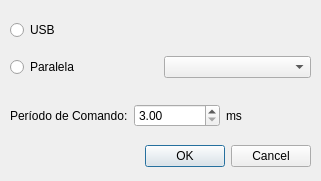
This is Source/ui/formconnection.ui in rafaelppires/weldway as Qt 5 draws it before an edit. The edited form follows.
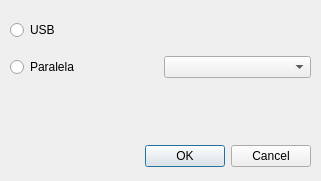
This is the edited form.

```diff
--- a/Source/ui/formconnection.ui
+++ b/Source/ui/formconnection.ui
@@ -29,42 +29,6 @@
     <set>QDialogButtonBox::Cancel|QDialogButtonBox::Ok</set>
    </property>
   </widget>
-  <widget class="QWidget" name="horizontalLayoutWidget">
-   <property name="geometry">
-    <rect>
-     <x>10</x>
-     <y>100</y>
-     <width>301</width>
-     <height>31</height>
-    </rect>
-   </property>
-   <layout class="QHBoxLayout" name="horizontalLayout">
-    <item>
-     <widget class="QLabel" name="label">
-      <property name="text">
-       <string>Período de Comando:</string>
-      </property>
-     </widget>
-    </item>
-    <item>
-     <widget class="QDoubleSpinBox" name="doubleSpinBox">
-      <property name="minimum">
-       <double>3.000000000000000</double>
-      </property>
-      <property name="maximum">
-       <double>30.000000000000000</double>
-      </property>
-     </widget>
-    </item>
-    <item>
-     <widget class="QLabel" name="label_2">
-      <property name="text">
-       <string>ms</string>
-      </property>
-     </widget>
-    </item>
-   </layout>
-  </widget>
   <widget class="QWidget" name="gridLayoutWidget">
    <property name="geometry">
     <rect>
```
